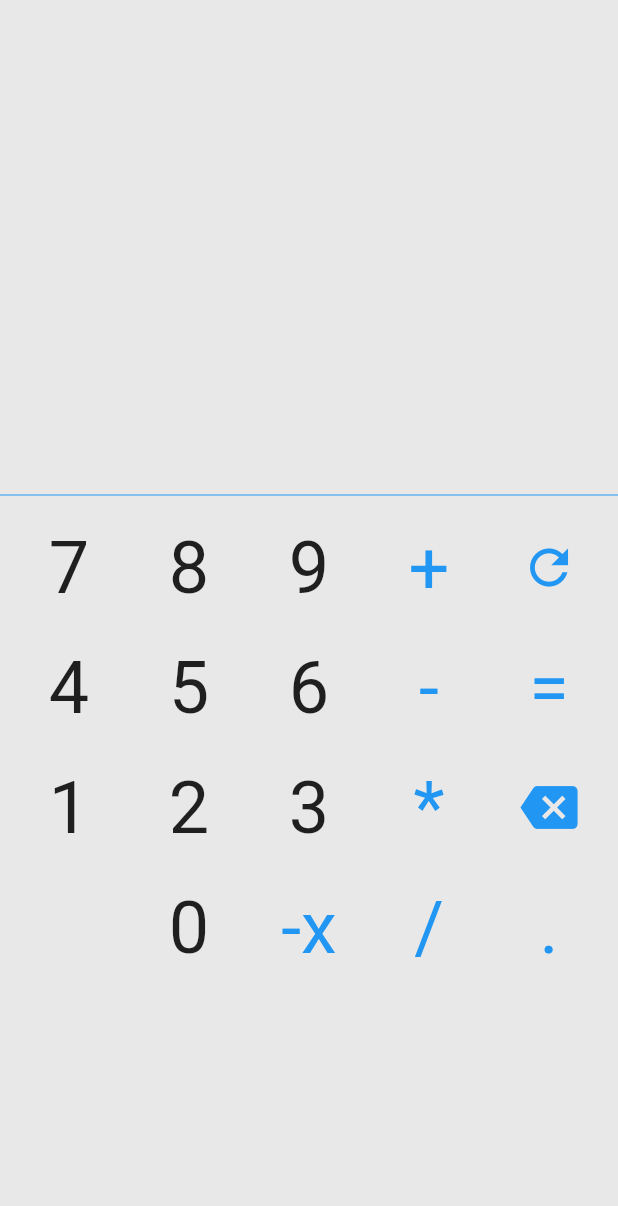
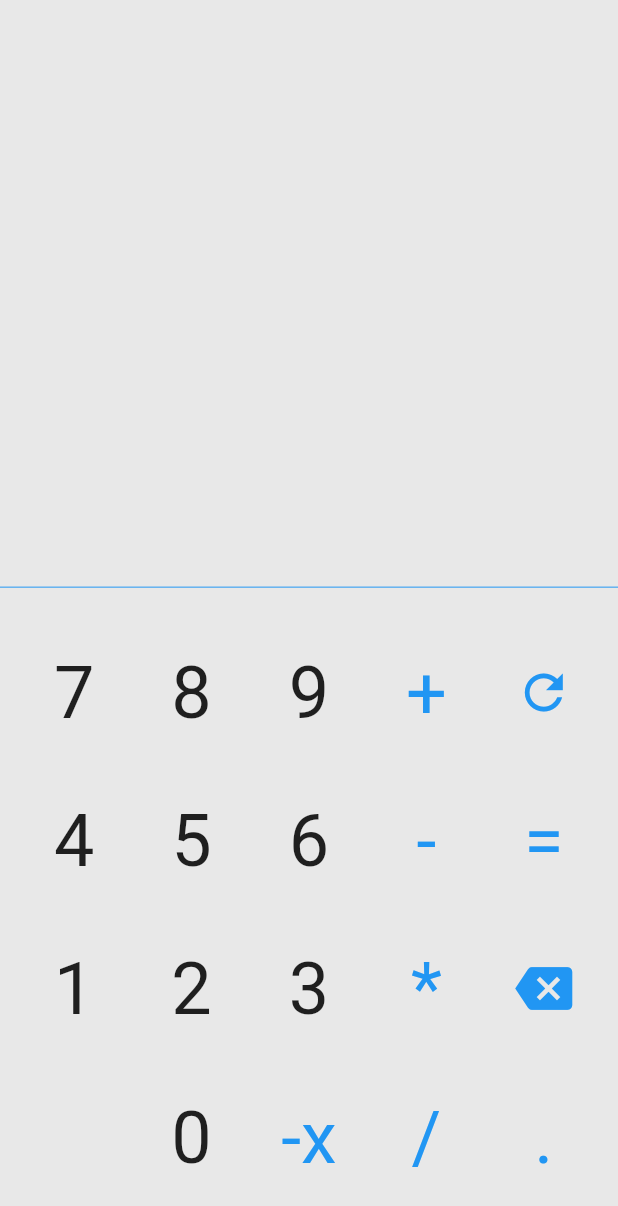
Before and after one commit to AmorimGabrielCE/FlutterProjectsPrototypes, a Flutter app: the screen it shows after launch, on a phone screen of 412 x 824 dp. Shown: the top 1206 px of the screen. Run offline on Flutter 3.47's test engine with Material 2 defaults, Android fonts, the phone set to English and light mode, and no system bars.

Commit message:
Making the app responsive.

```diff
--- a/calculator_prototype/lib/calculator.dart
+++ b/calculator_prototype/lib/calculator.dart
@@ -32,26 +32,22 @@ class _calculatorState extends State<calculator> {
     print("Refresh");
     return MaterialApp(
         debugShowCheckedModeBanner: false,
-        home: Scaffold(
-          body: Container(
-            color: Colors.grey.withOpacity(0.2),
+        home: Scaffold(body: LayoutBuilder(builder: (_, constraints) {
+          var sizeWidth = constraints.maxWidth;
+          var sizeHeight = constraints.maxHeight;
+
+          return Container(
+            color: Colors.grey.withOpacity(.2),
             child: Column(
               children: [
                 Container(
-                  margin: const EdgeInsets.all(5),
-                  child: Text(''),
-                ),
-                Container(
-                  margin: const EdgeInsets.all(2),
+                  margin: EdgeInsets.only(top: sizeHeight * .033),
                   child: Text(
                     firstNumber,
                     style: TextStyle(fontSize: 40),
                   ),
                   alignment: Alignment.centerRight,
-                ),
-                Container(
-                  margin: const EdgeInsets.all(2),
-                  child: Text(''),
+                  height: sizeHeight * .12,
                 ),
                 Container(
                   child: Text(
@@ -61,33 +57,24 @@ class _calculatorState extends State<calculator> {
                   alignment: Alignment.centerRight,
                 ),
                 Container(
-                  margin: const EdgeInsets.all(2),
-                  child: Text(''),
-                ),
-                Container(
-                  margin: const EdgeInsets.all(2),
                   child: Text(
                     secondNumber,
                     style: TextStyle(fontSize: 40),
                   ),
                   alignment: Alignment.centerRight,
+                  height: sizeHeight * .12,
                 ),
                 Container(
-                  child: Text(
-                    '',
-                    style: TextStyle(fontSize: 40),
-                  ),
-                ),
-                Container(
-                  margin: const EdgeInsets.all(2),
                   child: Text(
                     displayResult == '' ? '' : "= " + displayResult,
                     style: TextStyle(fontSize: 48),
                   ),
                   alignment: Alignment.centerRight,
+                  height: sizeHeight * .12,
                 ),
                 Divider(
                   color: Colors.blue,
+                  height: sizeHeight * .05,
                 ),
                 Container(
                   child: Wrap(
@@ -104,7 +91,8 @@ class _calculatorState extends State<calculator> {
                           }
                           update();
                         }),
-                        child: StylesNumbers('7'),
+                        child: StylesNumbers(
+                            '7', sizeWidth * .19, sizeHeight * .12),
                       ),
                       InkWell(
                         onTap: (() {
@@ -118,7 +106,8 @@ class _calculatorState extends State<calculator> {
                           }
                           update();
                         }),
-                        child: StylesNumbers('8'),
+                        child: StylesNumbers(
+                            '8', sizeWidth * .19, sizeHeight * .12),
                       ),
                       InkWell(
                         onTap: (() {
@@ -132,7 +121,8 @@ class _calculatorState extends State<calculator> {
                           }
                           update();
                         }),
-                        child: StylesNumbers('9'),
+                        child: StylesNumbers(
+                            '9', sizeWidth * .19, sizeHeight * .12),
                       ),
                       InkWell(
                         onTap: (() {
@@ -140,7 +130,8 @@ class _calculatorState extends State<calculator> {
                           operation = Operacoes().operationSymbol('sum');
                           update();
                         }),
-                        child: StylesOthers('+'),
+                        child: StylesOthers(
+                            '+', sizeWidth * .19, sizeHeight * .12),
                       ),
                       InkWell(
                         onTap: (() {
@@ -153,9 +144,8 @@ class _calculatorState extends State<calculator> {
                           update();
                         }),
                         child: Container(
-                          margin: const EdgeInsets.all(5),
-                          width: 70,
-                          height: 70,
+                          width: sizeWidth * .19,
+                          height: sizeHeight * .12,
                           child: Center(
                             child: Icon(
                               Icons.refresh,
@@ -177,7 +167,8 @@ class _calculatorState extends State<calculator> {
                           }
                           update();
                         }),
-                        child: StylesNumbers('4'),
+                        child: StylesNumbers(
+                            '4', sizeWidth * .19, sizeHeight * .12),
                       ),
                       InkWell(
                         onTap: (() {
@@ -191,7 +182,8 @@ class _calculatorState extends State<calculator> {
                           }
                           update();
                         }),
-                        child: StylesNumbers('5'),
+                        child: StylesNumbers(
+                            '5', sizeWidth * .19, sizeHeight * .12),
                       ),
                       InkWell(
                         onTap: (() {
@@ -205,7 +197,8 @@ class _calculatorState extends State<calculator> {
                           }
                           update();
                         }),
-                        child: StylesNumbers('6'),
+                        child: StylesNumbers(
+                            '6', sizeWidth * .19, sizeHeight * .12),
                       ),
                       InkWell(
                         onTap: (() {
@@ -213,7 +206,8 @@ class _calculatorState extends State<calculator> {
                           operation = Operacoes().operationSymbol('minus');
                           update();
                         }),
-                        child: StylesOthers('-'),
+                        child: StylesOthers(
+                            '-', sizeWidth * .19, sizeHeight * .12),
                       ),
                       InkWell(
                         onTap: (() {
@@ -261,7 +255,8 @@ class _calculatorState extends State<calculator> {
                           }
                           update();
                         }),
-                        child: StylesOthers('='),
+                        child: StylesOthers(
+                            '=', sizeWidth * .19, sizeHeight * .12),
                       ),
                       InkWell(
                         onTap: (() {
@@ -275,7 +270,8 @@ class _calculatorState extends State<calculator> {
                           }
                           update();
                         }),
-                        child: StylesNumbers('1'),
+                        child: StylesNumbers(
+                            '1', sizeWidth * .19, sizeHeight * .12),
                       ),
                       InkWell(
                         onTap: (() {
@@ -289,7 +285,8 @@ class _calculatorState extends State<calculator> {
                           }
                           update();
                         }),
-                        child: StylesNumbers('2'),
+                        child: StylesNumbers(
+                            '2', sizeWidth * .19, sizeHeight * .12),
                       ),
                       InkWell(
                         onTap: (() {
@@ -303,7 +300,8 @@ class _calculatorState extends State<calculator> {
                           }
                           update();
                         }),
-                        child: StylesNumbers('3'),
+                        child: StylesNumbers(
+                            '3', sizeWidth * .19, sizeHeight * .12),
                       ),
                       InkWell(
                         onTap: (() {
@@ -311,7 +309,8 @@ class _calculatorState extends State<calculator> {
                           operation = Operacoes().operationSymbol('multiple');
                           update();
                         }),
-                        child: StylesOthers('*'),
+                        child: StylesOthers(
+                            '*', sizeWidth * .19, sizeHeight * .12),
                       ),
                       InkWell(
                         onTap: (() {
@@ -326,9 +325,8 @@ class _calculatorState extends State<calculator> {
                           }
                         }),
                         child: Container(
-                          margin: const EdgeInsets.all(5),
-                          width: 70,
-                          height: 70,
+                          width: sizeWidth * .19,
+                          height: sizeHeight * .12,
                           child: Center(
                             child: Icon(
                               Icons.backspace,
@@ -340,9 +338,8 @@ class _calculatorState extends State<calculator> {
                       ),
                       InkWell(
                         child: Container(
-                          margin: const EdgeInsets.all(5),
-                          width: 70,
-                          height: 70,
+                          width: sizeWidth * .19,
+                          height: sizeHeight * .12,
                         ),
                       ),
                       InkWell(
@@ -357,7 +354,8 @@ class _calculatorState extends State<calculator> {
                           }
                           update();
                         }),
-                        child: StylesNumbers('0'),
+                        child: StylesNumbers(
+                            '0', sizeWidth * .19, sizeHeight * .12),
                       ),
                       InkWell(
                         onTap: (() {
@@ -377,7 +375,8 @@ class _calculatorState extends State<calculator> {
                             update();
                           }
                         }),
-                        child: StylesOthers('-x'),
+                        child: StylesOthers(
+                            '-x', sizeWidth * .19, sizeHeight * .12),
                       ),
                       InkWell(
                         onTap: (() {
@@ -386,9 +385,8 @@ class _calculatorState extends State<calculator> {
                           update();
                         }),
                         child: Container(
-                          margin: const EdgeInsets.all(5),
-                          width: 70,
-                          height: 70,
+                          width: sizeWidth * .19,
+                          height: sizeHeight * .12,
                           child: Center(
                             child: Text(
                               "/",
@@ -418,14 +416,15 @@ class _calculatorState extends State<calculator> {
                             update();
                           }
                         }),
-                        child: StylesOthers('.'),
+                        child: StylesOthers(
+                            '.', sizeWidth * .19, sizeHeight * .12),
                       ),
                     ],
                   ),
                 ),
               ],
             ),
-          ),
-        ));
+          );
+        })));
   }
 }
--- a/calculator_prototype/lib/styles.dart
+++ b/calculator_prototype/lib/styles.dart
@@ -2,15 +2,16 @@ import 'package:flutter/material.dart';
 
 class StylesNumbers extends StatelessWidget {
   final String content;
+  final double buttonWidth;
+  final double buttonHeight;
 
-  StylesNumbers(this.content);
+  StylesNumbers(this.content, this.buttonWidth, this.buttonHeight);
 
   @override
   Widget build(BuildContext context) {
     return Container(
-      margin: const EdgeInsets.all(5),
-      width: 70,
-      height: 70,
+      width: buttonWidth,
+      height: buttonHeight,
       child: Center(
         child: Text(
           content,
@@ -23,15 +24,16 @@ class StylesNumbers extends StatelessWidget {
 
 class StylesOthers extends StatelessWidget {
   final String content;
+  final double buttonWidth;
+  final double buttonHeight;
 
-  StylesOthers(this.content);
+  StylesOthers(this.content, this.buttonWidth, this.buttonHeight);
 
   @override
   Widget build(BuildContext context) {
     return Container(
-      margin: const EdgeInsets.all(5),
-      width: 70,
-      height: 70,
+      width: buttonWidth,
+      height: buttonHeight,
       child: Center(
         child: Text(
           content,
```
Also changed, not shown: calculator_prototype/pubspec.lock.
